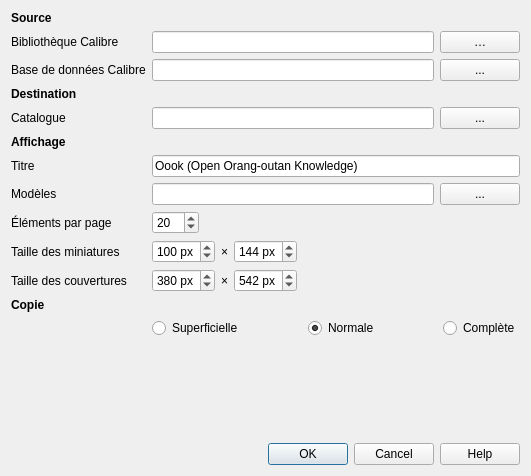
This is config.ui in hidrarga/oook as Qt 5 draws it before an edit. The edited form follows.
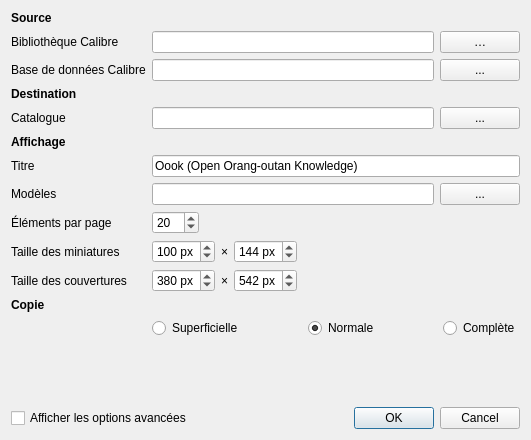
This is the edited form.

Commit message: ConfigDialog: toggle advanced options

What changed in the file:
```diff
--- a/config.ui
+++ b/config.ui
@@ -7,15 +7,21 @@
     <x>0</x>
     <y>0</y>
     <width>531</width>
-    <height>476</height>
+    <height>440</height>
    </rect>
   </property>
   <property name="sizePolicy">
-   <sizepolicy hsizetype="Fixed" vsizetype="Fixed">
+   <sizepolicy hsizetype="Fixed" vsizetype="Expanding">
     <horstretch>0</horstretch>
     <verstretch>0</verstretch>
    </sizepolicy>
   </property>
+  <property name="minimumSize">
+   <size>
+    <width>531</width>
+    <height>0</height>
+   </size>
+  </property>
   <property name="windowTitle">
    <string>Configuration de Oook (Open Orang-outan Knowledge)</string>
   </property>
@@ -397,17 +403,28 @@
     </layout>
    </item>
    <item>
-    <widget class="QDialogButtonBox" name="buttonBox">
-     <property name="orientation">
-      <enum>Qt::Horizontal</enum>
-     </property>
-     <property name="standardButtons">
-      <set>QDialogButtonBox::Cancel|QDialogButtonBox::Help|QDialogButtonBox::Ok</set>
-     </property>
-     <property name="centerButtons">
-      <bool>false</bool>
-     </property>
-    </widget>
+    <layout class="QHBoxLayout" name="buttonLayout">
+     <item>
+      <widget class="QCheckBox" name="advanced">
+       <property name="text">
+        <string>Afficher les options avancées</string>
+       </property>
+      </widget>
+     </item>
+     <item>
+      <widget class="QDialogButtonBox" name="buttonBox">
+       <property name="orientation">
+        <enum>Qt::Horizontal</enum>
+       </property>
+       <property name="standardButtons">
+        <set>QDialogButtonBox::Cancel|QDialogButtonBox::Ok</set>
+       </property>
+       <property name="centerButtons">
+        <bool>false</bool>
+       </property>
+      </widget>
+     </item>
+    </layout>
    </item>
   </layout>
  </widget>
```
Left out of the diff: 378 changed lines with no effect on the pictures. The commit also changes 2 other files.
